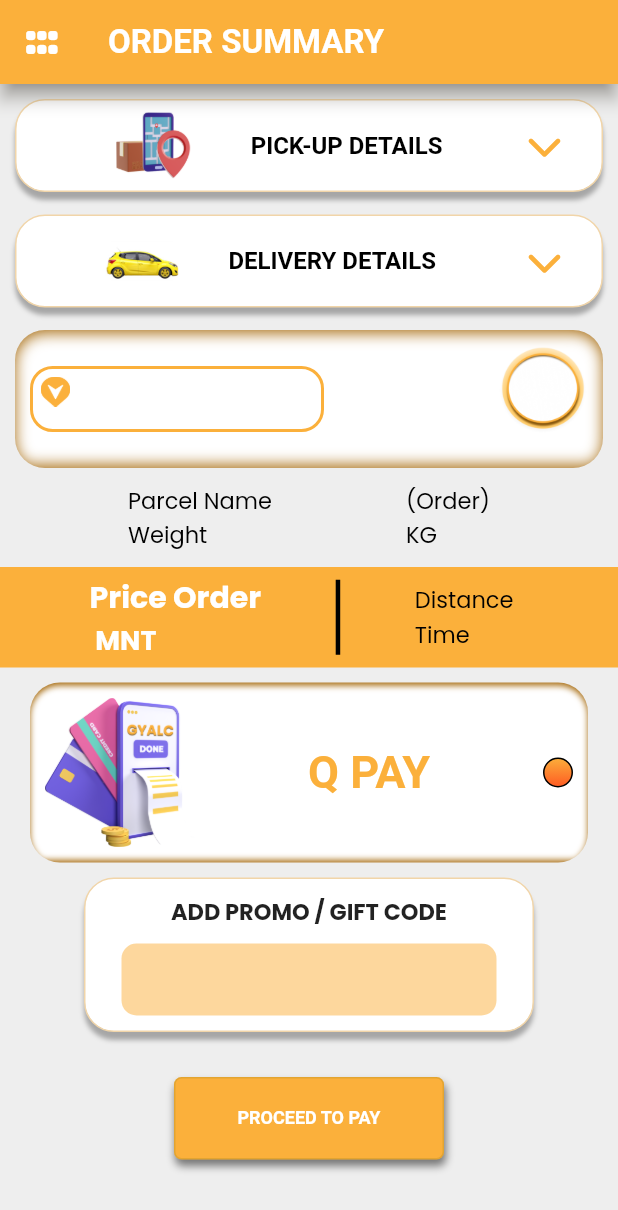
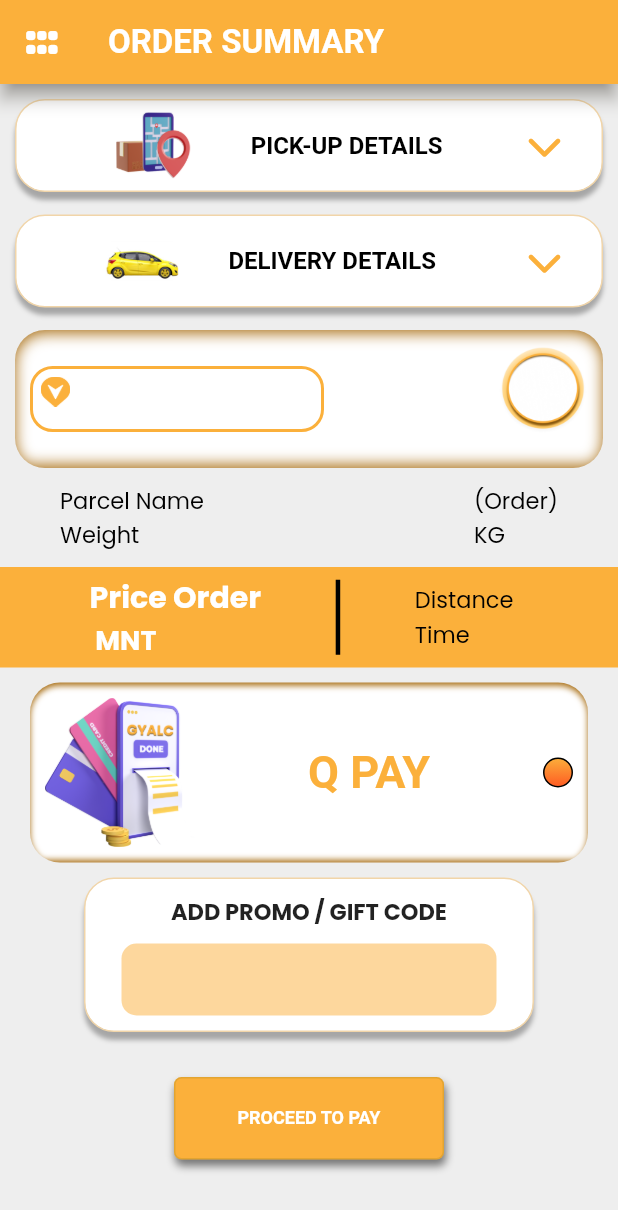
Before and after one commit to AliahmadRaza401/gylac_user, a Flutter app: the PaymentScreen screen opened directly with empty values, on a phone screen of 412 x 824 dp. Shown: the top 1210 px of the screen. Run offline on Flutter 3.47's test engine with Material 2 defaults, Android fonts, the phone set to English and light mode, and no system bars; our stand-ins replace awesome_notifications, cloud_firestore, contained_tab_bar_view, datetime_picker_formfield, firebase_auth, firebase_core and 21 more; missing offline and left inert: flutter_polyline_points, google_maps_place_picker_mb; accounts and stored records are empty; project files that could hold a hidden picture were left out.

Commit message:
latest code with all issues done

```diff
--- a/lib/screens/pay/payment_screen.dart
+++ b/lib/screens/pay/payment_screen.dart
@@ -721,8 +721,10 @@ class _PaymentScreenState extends State<PaymentScreen> {
               ),
             ),
             SizedBox(height: 10,),
-            Row(
-              mainAxisAlignment: MainAxisAlignment.spaceEvenly,
+            Padding(
+              padding: const EdgeInsets.only(left: 40.0,right: 40.0),
+              child: Row(
+                mainAxisAlignment: MainAxisAlignment.spaceBetween,
                 children: [
                   Column(
                     crossAxisAlignment: CrossAxisAlignment.start,
@@ -739,6 +741,7 @@ class _PaymentScreenState extends State<PaymentScreen> {
                     ],
                   ),
                 ],
+              ),
             ),
             SizedBox(height: 10,),
             Container(
```
Also changed, not shown: lib/screens/home/home_page.dart (+2 -6 lines). Lines whose indentation alone changed are shown as unchanged.
